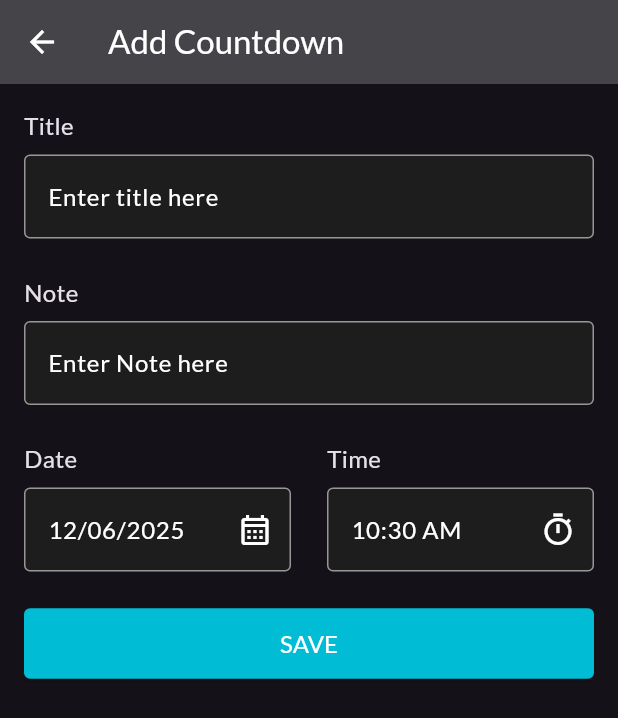
After one commit to moo-elsayed/event_countdown_app, a Flutter app: the EventView screen opened directly, on a phone screen of 412 x 824 dp. The commit adds this screen. Shown: the top 718 px of the screen. Run offline on Flutter 3.47's test engine with Material 3 defaults, Android fonts, the phone set to English and light mode, and no system bars; our stand-ins replace easy_localization, flutter_bloc, gap, google_fonts, page_transition, shared_preferences; accounts and stored records are empty.

Commit message:
create event view

```diff
--- a/lib/constants.dart
+++ b/lib/constants.dart
@@ -2,3 +2,11 @@ import 'package:flutter/material.dart';
 
 const appBarColor = Color(0xff454449);
 const drawerColor = Color(0xff2E2E2E);
+const textFormFieldFillColor = Color(0xff1D1D1D);
+const textFormFieldBorderColor = Color(0xff979797);
+const colorFF4666 = Color(0xffFF4666);
+const color66CC41 = Color(0xff66CC41);
+const color41CCA7 = Color(0xff41CCA7);
+const color4181CC = Color(0xff4181CC);
+const colorCC8441 = Color(0xffCC8441);
+const color9741CC = Color(0xff9741CC);
--- a/lib/features/drawer/presentation/views/drawer_view.dart
+++ b/lib/features/drawer/presentation/views/drawer_view.dart
@@ -2,6 +2,7 @@ import 'package:easy_localization/easy_localization.dart';
 import 'package:event_countdown_app/features/drawer/presentation/managers/theme_cubit/theme_cubit.dart';
 import 'package:flutter/material.dart';
 import 'package:flutter_bloc/flutter_bloc.dart';
+import 'package:google_fonts/google_fonts.dart';
 import '../widgets/drawer_bottom_sheet.dart';
 
 class DrawerView extends StatelessWidget {
@@ -23,7 +24,7 @@ class DrawerView extends StatelessWidget {
           ),
           child: Text(
             'app_name'.tr(),
-            style: const TextStyle(
+            style: GoogleFonts.lato(
               color: Colors.white,
               fontSize: 24,
               fontWeight: FontWeight.w500,
@@ -35,7 +36,7 @@ class DrawerView extends StatelessWidget {
           onTap: () => themeCubit.changeMode(),
           title: Text(
             themeCubit.isDark ? 'theme_mode'.tr() : 'theme_mode_light'.tr(),
-            style: const TextStyle(
+            style: GoogleFonts.lato(
               color: Colors.white,
               fontWeight: FontWeight.w500,
             ),
@@ -70,14 +71,14 @@ class DrawerView extends StatelessWidget {
           leading: const Icon(Icons.language, color: Colors.white),
           title: Text(
             'app_language'.tr(),
-            style: const TextStyle(
+            style: GoogleFonts.lato(
               color: Colors.white,
               fontWeight: FontWeight.w500,
             ),
           ),
           subtitle: Text(
             context.locale.languageCode == 'en' ? 'English' : 'العربية',
-            style: const TextStyle(color: Colors.white70),
+            style: GoogleFonts.lato(color: Colors.white70),
           ),
         ),
       ],
--- a/lib/features/drawer/presentation/widgets/drawer_bottom_sheet.dart
+++ b/lib/features/drawer/presentation/widgets/drawer_bottom_sheet.dart
@@ -1,5 +1,6 @@
 import 'package:easy_localization/easy_localization.dart';
 import 'package:flutter/material.dart';
+import 'package:google_fonts/google_fonts.dart';
 
 class LanguageBottomSheet extends StatelessWidget {
   const LanguageBottomSheet({super.key, required this.scaffoldKey});
@@ -35,7 +36,7 @@ class LanguageBottomSheet extends StatelessWidget {
                 const SizedBox(width: 4),
                 Text(
                   'app_language'.tr(),
-                  style: const TextStyle(
+                  style: GoogleFonts.lato(
                     color: Colors.white,
                     fontSize: 16,
                     fontWeight: FontWeight.w600,
@@ -80,7 +81,7 @@ class LanguageBottomSheet extends StatelessWidget {
 
       title: Text(
         languageCode == 'en' ? 'English' : 'العربية',
-        style: const TextStyle(color: Colors.white),
+        style: GoogleFonts.lato(color: Colors.white),
       ),
       activeColor: Colors.amber,
     );
--- /dev/null
+++ b/lib/features/home/presentation/views/event_view.dart
@@ -0,0 +1,31 @@
+import 'package:easy_localization/easy_localization.dart';
+import 'package:event_countdown_app/constants.dart';
+import 'package:event_countdown_app/features/home/presentation/widgets/event_view_body.dart';
+import 'package:flutter/material.dart';
+import 'package:google_fonts/google_fonts.dart';
+
+class EventView extends StatelessWidget {
+  const EventView({super.key, required this.edit});
+
+  final bool edit;
+
+  @override
+  Widget build(BuildContext context) {
+    return Scaffold(
+      appBar: AppBar(
+        backgroundColor: appBarColor,
+        leading: GestureDetector(
+          onTap: () {
+            Navigator.pop(context);
+          },
+          child: const Icon(Icons.arrow_back, color: Colors.white),
+        ),
+        title: Text(
+          edit ? "edit_countdown".tr() : "add_countdown".tr(),
+          style: GoogleFonts.lato(color: Colors.white),
+        ),
+      ),
+      body: const EventViewBody(),
+    );
+  }
+}
--- a/lib/features/home/presentation/views/home_view.dart
+++ b/lib/features/home/presentation/views/home_view.dart
@@ -3,6 +3,9 @@ import 'package:event_countdown_app/constants.dart';
 import 'package:event_countdown_app/features/drawer/presentation/views/drawer_view.dart';
 import 'package:event_countdown_app/features/home/presentation/widgets/home_view_body.dart';
 import 'package:flutter/material.dart';
+import 'package:google_fonts/google_fonts.dart';
+
+import '../widgets/custom_floating_action_button.dart';
 
 class HomeView extends StatefulWidget {
   const HomeView({super.key});
@@ -36,9 +39,10 @@ class _HomeViewState extends State<HomeView> {
         ),
         title: Text(
           context.tr('app_name'),
-          style: const TextStyle(color: Colors.white),
+          style:  GoogleFonts.lato(color: Colors.white),
         ),
       ),
+      floatingActionButton: const CustomFloatingActionButton(),
       body: const HomeViewBody(),
     );
   }
--- /dev/null
+++ b/lib/features/home/presentation/widgets/button.dart
@@ -0,0 +1,33 @@
+import 'package:easy_localization/easy_localization.dart';
+import 'package:flutter/material.dart';
+import 'package:google_fonts/google_fonts.dart';
+
+class Button extends StatelessWidget {
+  const Button({
+    super.key,
+    required this.onPressed,
+    required this.title,
+    this.isLoading,
+  });
+
+  final void Function() onPressed;
+  final String title;
+  final bool? isLoading;
+
+  @override
+  Widget build(BuildContext context) {
+    return ElevatedButton(
+      onPressed: onPressed,
+      style: ElevatedButton.styleFrom(
+        minimumSize: const Size(double.infinity, 0),
+        backgroundColor: Colors.cyan,
+        foregroundColor: Colors.white,
+        shape: const RoundedRectangleBorder(
+          borderRadius: BorderRadiusGeometry.all(Radius.circular(4)),
+        ),
+        padding: const EdgeInsetsGeometry.symmetric(vertical: 12,horizontal: 24),
+      ),
+      child: Text(title, style: GoogleFonts.lato(fontSize: 16)),
+    );
+  }
+}
--- /dev/null
+++ b/lib/features/home/presentation/widgets/custom_floating_action_button.dart
@@ -0,0 +1,27 @@
+import 'package:easy_localization/easy_localization.dart';
+import 'package:event_countdown_app/features/home/presentation/views/event_view.dart';
+import 'package:flutter/material.dart';
+import 'package:page_transition/page_transition.dart';
+
+class CustomFloatingActionButton extends StatelessWidget {
+  const CustomFloatingActionButton({super.key});
+
+  @override
+  Widget build(BuildContext context) {
+    return FloatingActionButton(
+      onPressed: () {
+        final isArabic = context.locale.languageCode == 'ar';
+
+        context.pushTransition(
+          type: isArabic
+              ? PageTransitionType
+                    .leftToRight
+              : PageTransitionType.rightToLeft,
+          child: const EventView(edit: false),
+        );
+      },
+      backgroundColor: Colors.cyan,
+      child: const Icon(Icons.add,color: Colors.white),
+    );
+  }
+}
--- /dev/null
+++ b/lib/features/home/presentation/widgets/custom_text_form_filed.dart
@@ -0,0 +1,69 @@
+import 'package:flutter/material.dart';
+import 'package:google_fonts/google_fonts.dart';
+
+import '../../../../constants.dart';
+
+class CustomTextFormField extends StatelessWidget {
+  const CustomTextFormField({
+    super.key,
+    this.controller,
+    required this.hintText,
+    this.prefixIcon,
+    this.labelText,
+    this.suffixIcon,
+    this.keyboardType,
+    this.onChanged,
+    this.tapOnSuffixIcon,
+    this.readOnly,
+  });
+
+  final TextEditingController? controller;
+  final String hintText;
+  final String? labelText;
+  final bool? readOnly;
+  final Widget? prefixIcon;
+  final IconData? suffixIcon;
+  final TextInputType? keyboardType;
+  final void Function(String)? onChanged;
+  final void Function()? tapOnSuffixIcon;
+
+  @override
+  Widget build(BuildContext context) {
+    return TextFormField(
+      controller: controller,
+      keyboardType: keyboardType,
+      cursorColor: Colors.cyan,
+      readOnly: readOnly ?? false,
+      onChanged: onChanged,
+      validator: (val) {
+        if (val!.isEmpty) {
+          return 'field is required';
+        }
+        return null;
+      },
+      decoration: InputDecoration(
+        filled: true,
+        fillColor: textFormFieldFillColor,
+        labelText: labelText,
+        hintText: hintText,
+        hintStyle: GoogleFonts.lato(color: Colors.white, fontSize: 16),
+        prefixIcon: prefixIcon,
+        suffixIcon: GestureDetector(
+          onTap: tapOnSuffixIcon,
+          child: Icon(suffixIcon, color: Colors.white),
+        ),
+        border: getBorder(),
+        enabledBorder: getBorder(),
+        errorBorder: getBorder(),
+        focusedBorder: getBorder(color: Colors.white),
+      ),
+    );
+  }
+
+  OutlineInputBorder getBorder({Color? color}) {
+    return OutlineInputBorder(
+      borderRadius: BorderRadius.circular(4),
+      borderSide: BorderSide(color: color ?? textFormFieldBorderColor),
+    );
+  }
+}
--- /dev/null
+++ b/lib/features/home/presentation/widgets/event_view_body.dart
@@ -0,0 +1,153 @@
+import 'dart:developer';
+import 'package:easy_localization/easy_localization.dart'
+    show
+        DateFormat,
+        BuildContextEasyLocalizationExtension,
+        StringTranslateExtension;
+import 'package:event_countdown_app/features/home/presentation/widgets/button.dart';
+import 'package:flutter/material.dart';
+import 'package:gap/gap.dart';
+import 'package:google_fonts/google_fonts.dart';
+
+import 'custom_text_form_filed.dart';
+
+class EventViewBody extends StatefulWidget {
+  const EventViewBody({super.key});
+
+  @override
+  State<EventViewBody> createState() => _EventViewBodyState();
+}
+
+class _EventViewBodyState extends State<EventViewBody> {
+  TextEditingController titleController = TextEditingController();
+  TextEditingController noteController = TextEditingController();
+  final GlobalKey<FormState> formKey = GlobalKey();
+  AutovalidateMode autoValidateMode = AutovalidateMode.disabled;
+  DateTime currentDate = DateTime.now();
+  String currentTimeEN = DateFormat('hh:mm a', 'en').format(DateTime.now());
+  String currentTimeAR = DateFormat('hh:mm a', 'ar').format(DateTime.now());
+
+  @override
+  void dispose() {
+    titleController.dispose();
+    noteController.dispose();
+    super.dispose();
+  }
+
+  @override
+  Widget build(BuildContext context) {
+    return Form(
+      key: formKey,
+      autovalidateMode: autoValidateMode,
+      child: Padding(
+        padding: const EdgeInsets.symmetric(horizontal: 16),
+        child: Column(
+          crossAxisAlignment: CrossAxisAlignment.start,
+          children: [
+            const Gap(16),
+            titleEvent(),
+            const Gap(24),
+            noteEvent(),
+            const Gap(24),
+            Row(
+              spacing: 24,
+              children: [
+                Expanded(child: dateEvent()),
+                Expanded(child: timeEvent()),
+              ],
+            ),
+            const Gap(24),
+            Button(onPressed: () {}, title: "save".tr()),
+          ],
+        ),
+      ),
+    );
+  }
+
+  Column titleEvent() {
+    return Column(
+      crossAxisAlignment: CrossAxisAlignment.start,
+      children: [
+        Text('title'.tr(), style: GoogleFonts.lato(fontSize: 16)),
+        const Gap(8),
+        CustomTextFormField(
+          controller: titleController,
+          hintText: 'enter_title_here'.tr(),
+        ),
+      ],
+    );
+  }
+
+  Column noteEvent() {
+    return Column(
+      crossAxisAlignment: CrossAxisAlignment.start,
+      children: [
+        Text('note'.tr(), style: GoogleFonts.lato(fontSize: 16)),
+        const Gap(8),
+        CustomTextFormField(
+          controller: noteController,
+          hintText: 'enter_note_here'.tr(),
+        ),
+      ],
+    );
+  }
+
+  Column dateEvent() {
+    final locale = context.locale.languageCode;
+    return Column(
+      crossAxisAlignment: CrossAxisAlignment.start,
+      children: [
+        Text('date'.tr(), style: GoogleFonts.lato(fontSize: 16)),
+        const Gap(8),
+        CustomTextFormField(
+          readOnly: true,
+          hintText: locale == 'en'
+              ? DateFormat('dd/MM/yyyy', locale).format(currentDate)
+              : DateFormat('yyyy/MM/dd', locale).format(currentDate),
+          suffixIcon: Icons.calendar_month_outlined,
+          tapOnSuffixIcon: () async {
+            DateTime? pickedDate = await showDatePicker(
+              context: context,
+              firstDate: DateTime.now(),
+              initialDate: DateTime.now(),
+              lastDate: DateTime(2050),
+            );
+            log(pickedDate.toString());
+            setState(() {
+              if (pickedDate != null) currentDate = pickedDate;
+            });
+          },
+        ),
+      ],
+    );
+  }
+
+  Column timeEvent() {
+    final locale = context.locale.languageCode;
+    return Column(
+      crossAxisAlignment: CrossAxisAlignment.start,
+      children: [
+        Text('time'.tr(), style: GoogleFonts.lato(fontSize: 16)),
+        const Gap(8),
+        CustomTextFormField(
+          readOnly: true,
+          hintText: locale == 'ar' ? currentTimeAR : currentTimeEN,
+          suffixIcon: Icons.timer_outlined,
+          tapOnSuffixIcon: () async {
+            TimeOfDay? pickedTime = await showTimePicker(
+              context: context,
+              initialTime: TimeOfDay.now(),
+            );
+            log(pickedTime.toString());
+            setState(() {
+              if (pickedTime != null) {
+                currentTimeEN = pickedTime.format(context);
+                currentTimeAR = pickedTime.format(context);
+              }
+            });
+          },
+        ),
+      ],
+    );
+  }
+}
--- a/pubspec.yaml
+++ b/pubspec.yaml
@@ -39,6 +39,9 @@ dependencies:
   flutter_bloc: ^9.1.1
   shared_preferences: ^2.5.3
   page_transition: ^2.2.1
+  flutter_datetime_picker: ^1.5.1
+  gap: ^3.0.1
+  google_fonts: ^6.2.1
 
 dev_dependencies:
   flutter_test:
```
Also changed, not shown: assets/translations/ar.json (+10 -1 lines), assets/translations/en.json (+10 -1 lines), pubspec.lock, 1 other file.
